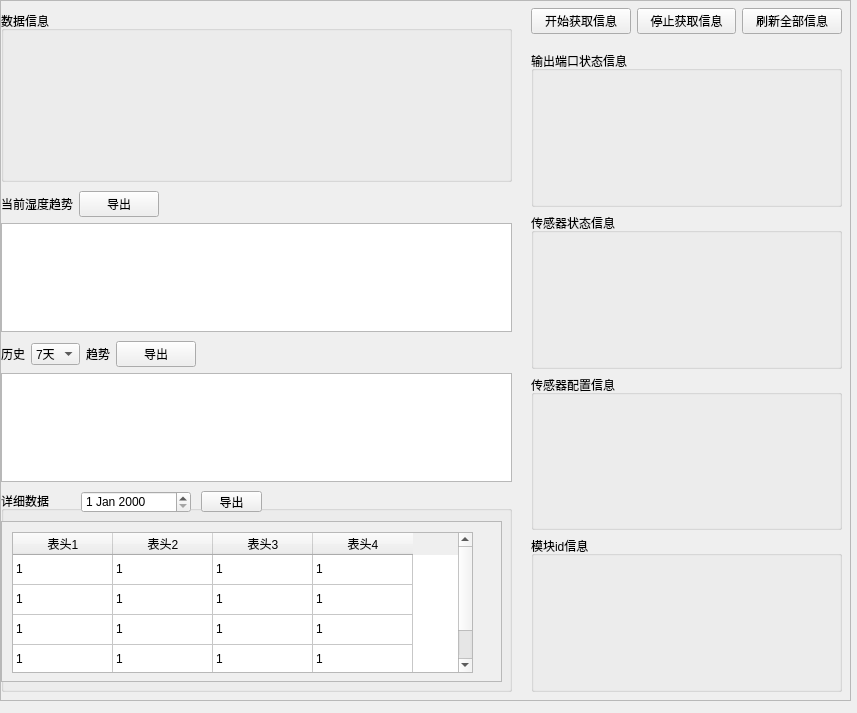
Above: ui/customize_ui/tab/tab2_tab1.ui from 2950067210dqy/pyqt6_project before the change. Below: the same form after it.
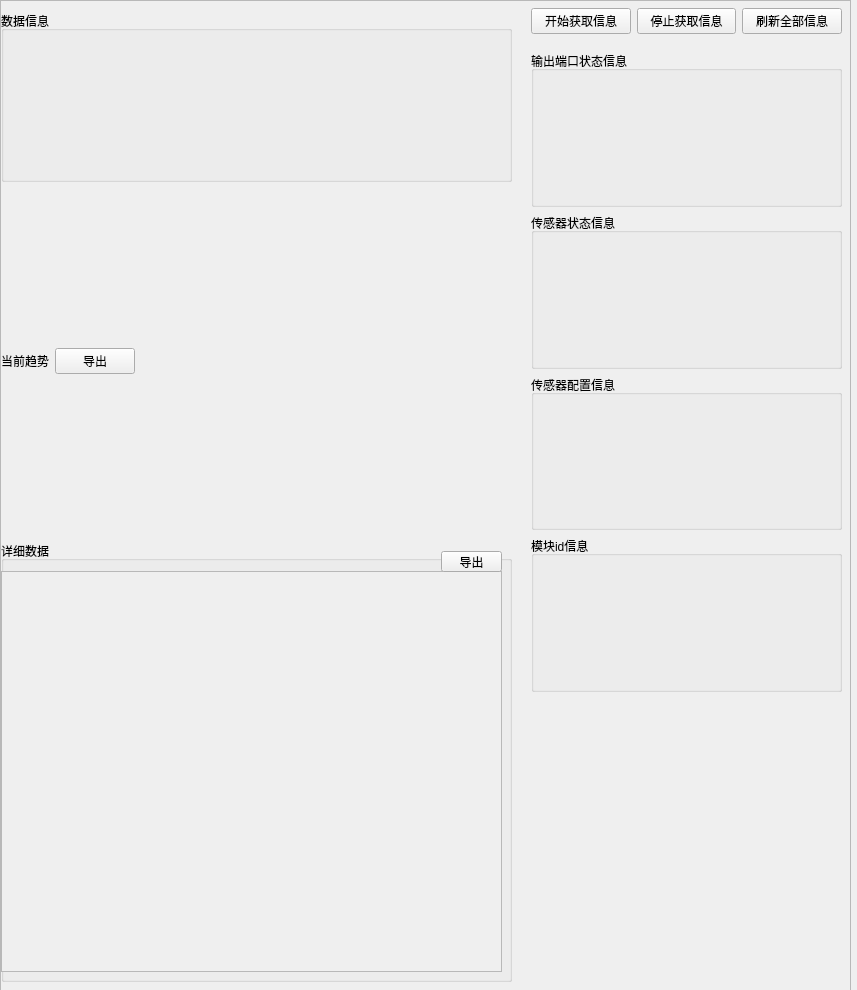
That is the form after the change.

Commit message: 3.4.7  折线图完成，还有一点bug，创建表格table

Patch:
```diff
--- a/ui/customize_ui/tab/tab2_tab1.ui
+++ b/ui/customize_ui/tab/tab2_tab1.ui
@@ -7,7 +7,7 @@
     <x>0</x>
     <y>0</y>
     <width>857</width>
-    <height>713</height>
+    <height>990</height>
    </rect>
   </property>
   <property name="windowTitle">
@@ -19,7 +19,7 @@
      <x>0</x>
      <y>0</y>
      <width>851</width>
-     <height>701</height>
+     <height>991</height>
     </rect>
    </property>
    <layout class="QVBoxLayout" name="tab_1_layout">
@@ -34,7 +34,7 @@
          <x>0</x>
          <y>0</y>
          <width>847</width>
-         <height>697</height>
+         <height>987</height>
         </rect>
        </property>
        <widget class="QWidget" name="verticalLayoutWidget_5">
@@ -56,104 +56,18 @@
          </item>
         </layout>
        </widget>
-       <widget class="QWidget" name="verticalLayoutWidget_7">
-        <property name="geometry">
-         <rect>
-          <x>0</x>
-          <y>340</y>
-          <width>511</width>
-          <height>141</height>
-         </rect>
-        </property>
-        <layout class="QVBoxLayout" name="verticalLayout">
-         <property name="topMargin">
-          <number>0</number>
-         </property>
-         <item>
-          <layout class="QHBoxLayout" name="horizontalLayout_5">
-           <item>
-            <widget class="QLabel" name="history_label1_2">
-             <property name="text">
-              <string>历史</string>
-             </property>
-            </widget>
-           </item>
-           <item>
-            <widget class="QComboBox" name="history_combox_2">
-             <item>
-              <property name="text">
-               <string>7天</string>
-              </property>
-             </item>
-             <item>
-              <property name="text">
-               <string>3天</string>
-              </property>
-             </item>
-             <item>
-              <property name="text">
-               <string>1天</string>
-              </property>
-             </item>
-            </widget>
-           </item>
-           <item>
-            <widget class="QLabel" name="history_label2_2">
-             <property name="text">
-              <string>趋势</string>
-             </property>
-            </widget>
-           </item>
-           <item>
-            <widget class="QPushButton" name="export_history_btn_2">
-             <property name="text">
-              <string>导出</string>
-             </property>
-            </widget>
-           </item>
-           <item>
-            <spacer name="horizontalSpacer">
-             <property name="orientation">
-              <enum>Qt::Horizontal</enum>
-             </property>
-             <property name="sizeType">
-              <enum>QSizePolicy::Expanding</enum>
-             </property>
-             <property name="sizeHint" stdset="0">
-              <size>
-               <width>40</width>
-               <height>20</height>
-              </size>
-             </property>
-            </spacer>
-           </item>
-          </layout>
-         </item>
-         <item>
-          <layout class="QHBoxLayout" name="horizontalLayout_4">
-           <item>
-            <widget class="QGraphicsView" name="history_charts_2">
-             <property name="styleSheet">
-              <string notr="true"/>
-             </property>
-            </widget>
-           </item>
-          </layout>
-         </item>
-        </layout>
-       </widget>
        <widget class="QWidget" name="verticalLayoutWidget_8">
         <property name="geometry">
          <rect>
           <x>0</x>
-          <y>490</y>
+          <y>540</y>
           <width>511</width>
-          <height>201</height>
+          <height>441</height>
          </rect>
         </property>
-        <layout class="QVBoxLayout" name="verticalLayout_2">
+        <layout class="QVBoxLayout" name="verticalLayout">
          <item>
-          <widget class="QGroupBox" name="detaildata_groupbox_2">
+          <widget class="QGroupBox" name="detaildata_groupbox">
            <property name="styleSheet">
             <string notr="true"/>
            </property>
@@ -169,7 +83,7 @@
               <x>0</x>
               <y>30</y>
               <width>501</width>
-              <height>161</height>
+              <height>401</height>
              </rect>
             </property>
             <property name="widgetResizable">
@@ -181,177 +95,16 @@
                <x>0</x>
                <y>0</y>
                <width>499</width>
-               <height>159</height>
+               <height>399</height>
               </rect>
              </property>
-             <widget class="QTableWidget" name="detaildata_table_2">
-              <property name="geometry">
-               <rect>
-                <x>10</x>
-                <y>10</y>
-                <width>461</width>
-                <height>141</height>
-               </rect>
-              </property>
-              <property name="styleSheet">
-               <string notr="true"/>
-              </property>
-              <property name="selectionMode">
-               <enum>QAbstractItemView::NoSelection</enum>
-              </property>
-              <property name="selectionBehavior">
-               <enum>QAbstractItemView::SelectItems</enum>
-              </property>
-              <property name="sortingEnabled">
-               <bool>true</bool>
-              </property>
-              <attribute name="horizontalHeaderVisible">
-               <bool>true</bool>
-              </attribute>
-              <attribute name="horizontalHeaderHighlightSections">
-               <bool>true</bool>
-              </attribute>
-              <attribute name="verticalHeaderVisible">
-               <bool>false</bool>
-              </attribute>
-              <row>
-               <property name="text">
-                <string/>
-               </property>
-              </row>
-              <row>
-               <property name="text">
-                <string/>
-               </property>
-              </row>
-              <row>
-               <property name="text">
-                <string/>
-               </property>
-              </row>
-              <row>
-               <property name="text">
-                <string/>
-               </property>
-              </row>
-              <column>
-               <property name="text">
-                <string>表头1</string>
-               </property>
-              </column>
-              <column>
-               <property name="text">
-                <string>表头2</string>
-               </property>
-              </column>
-              <column>
-               <property name="text">
-                <string>表头3</string>
-               </property>
-              </column>
-              <column>
-               <property name="text">
-                <string>表头4</string>
-               </property>
-              </column>
-              <item row="0" column="0">
-               <property name="text">
-                <string>1</string>
-               </property>
-              </item>
-              <item row="0" column="1">
-               <property name="text">
-                <string>1</string>
-               </property>
-              </item>
-              <item row="0" column="2">
-               <property name="text">
-                <string>1</string>
-               </property>
-              </item>
-              <item row="0" column="3">
-               <property name="text">
-                <string>1</string>
-               </property>
-              </item>
-              <item row="1" column="0">
-               <property name="text">
-                <string>1</string>
-               </property>
-              </item>
-              <item row="1" column="1">
-               <property name="text">
-                <string>1</string>
-               </property>
-              </item>
-              <item row="1" column="2">
-               <property name="text">
-                <string>1</string>
-               </property>
-              </item>
-              <item row="1" column="3">
-               <property name="text">
-                <string>1</string>
-               </property>
-              </item>
-              <item row="2" column="0">
-               <property name="text">
-                <string>1</string>
-               </property>
-              </item>
-              <item row="2" column="1">
-               <property name="text">
-                <string>1</string>
-               </property>
-              </item>
-              <item row="2" column="2">
-               <property name="text">
-                <string>1</string>
-               </property>
-              </item>
-              <item row="2" column="3">
-               <property name="text">
-                <string>1</string>
-               </property>
-              </item>
-              <item row="3" column="0">
-               <property name="text">
-                <string>1</string>
-               </property>
-              </item>
-              <item row="3" column="1">
-               <property name="text">
-                <string>1</string>
-               </property>
-              </item>
-              <item row="3" column="2">
-               <property name="text">
-                <string>1</string>
-               </property>
-              </item>
-              <item row="3" column="3">
-               <property name="text">
-                <string>1</string>
-               </property>
-              </item>
-             </widget>
             </widget>
            </widget>
-           <widget class="QDateEdit" name="detaildata_dateEdit_2">
+           <widget class="QPushButton" name="export_detaildata_btn">
             <property name="geometry">
              <rect>
-              <x>80</x>
-              <y>0</y>
-              <width>110</width>
-              <height>22</height>
-             </rect>
-            </property>
-           </widget>
-           <widget class="QPushButton" name="export_detaildata_btn_2">
-            <property name="geometry">
-             <rect>
-              <x>200</x>
-              <y>0</y>
+              <x>440</x>
+              <y>10</y>
               <width>61</width>
               <height>21</height>
              </rect>
@@ -370,7 +123,7 @@
           <x>0</x>
           <y>190</y>
           <width>511</width>
-          <height>141</height>
+          <height>341</height>
          </rect>
         </property>
         <layout class="QVBoxLayout" name="verticalLayout_3">
@@ -382,7 +135,7 @@
            <item>
             <widget class="QLabel" name="nowdata_trend_label">
              <property name="text">
-              <string>当前湿度趋势</string>
+              <string>当前趋势</string>
              </property>
             </widget>
            </item>
@@ -394,7 +147,7 @@
             </widget>
            </item>
            <item>
-            <spacer name="horizontalSpacer_2">
+            <spacer name="horizontalSpacer">
              <property name="orientation">
               <enum>Qt::Horizontal</enum>
              </property>
@@ -409,15 +162,7 @@
           </layout>
          </item>
          <item>
-          <layout class="QHBoxLayout" name="horizontalLayout_2">
-           <item>
-            <widget class="QGraphicsView" name="nowdata_trend_charts">
-             <property name="styleSheet">
-              <string notr="true"/>
-             </property>
-            </widget>
-           </item>
-          </layout>
+          <layout class="QHBoxLayout" name="now_data_layout"/>
          </item>
         </layout>
        </widget>
```
Left out of the diff: 6 changed lines with no effect on the pictures. The commit also changes 25 other files.
